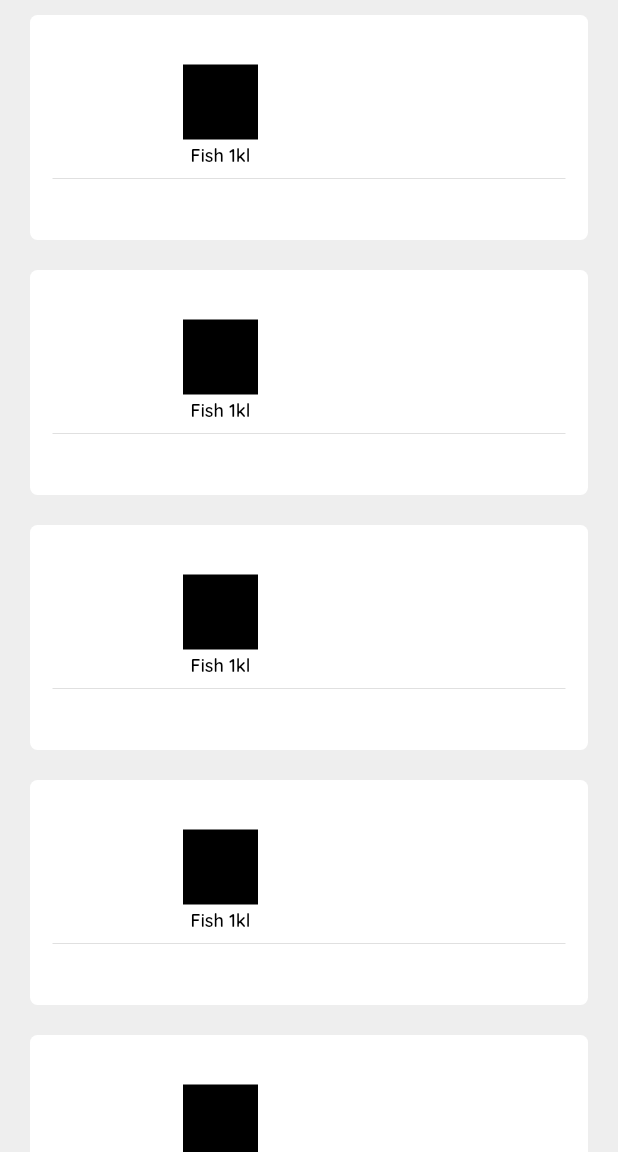
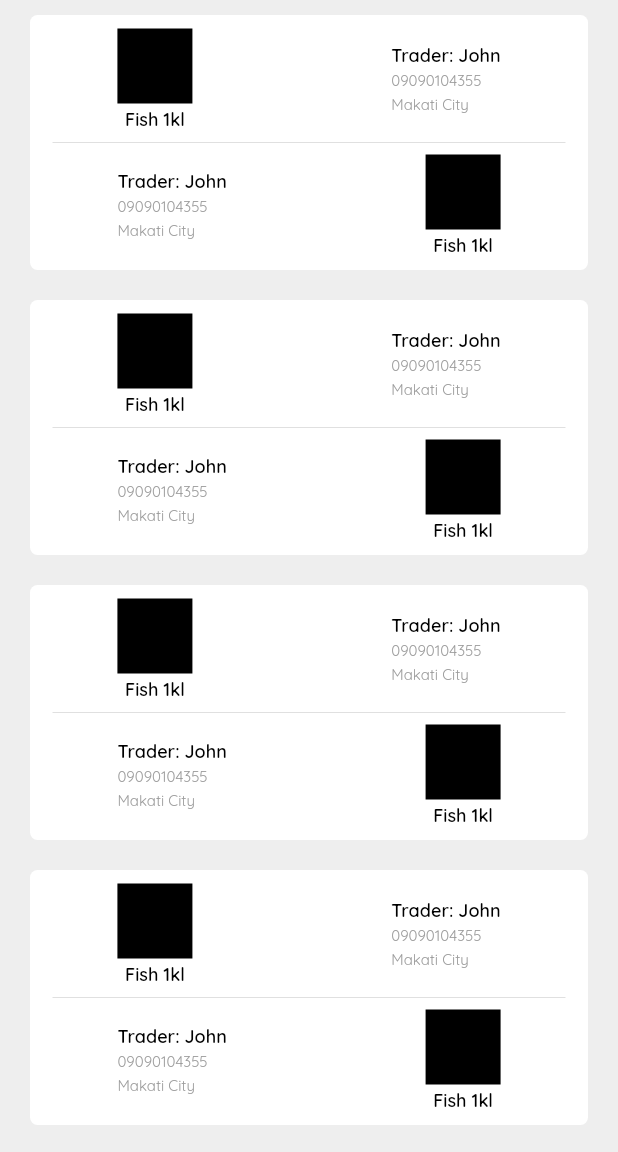
Before and after one commit to lansoyyy/Agro-Trade, a Flutter app: the screen it shows after launch, in the side drawer, after a tap on "Trade Request", on a phone screen of 412 x 824 dp, the part 84-1236 px from its top. Run offline on Flutter 3.47's test engine with Material 2 defaults, Android fonts, the phone set to English and light mode, and no system bars; our stand-ins replace firebase_core, get_storage; accounts and stored records are empty.

Commit message:
added request page

```diff
--- a/lib/screens/pages/trade_request_page.dart
+++ b/lib/screens/pages/trade_request_page.dart
@@ -14,7 +14,48 @@ class TradeRequestPage extends StatelessWidget {
         appBar: AppbarWidget('Trade Request'),
         backgroundColor: Colors.grey[200],
         body: ListView.builder(itemBuilder: (context, index) {
-          return Container(
+          return GestureDetector(
+            onTap: () {
+              showModalBottomSheet(
+                  context: context,
+                  builder: (context) {
+                    return SizedBox(
+                      height: 150,
+                      child: Column(
+                        children: [
+                          ListTile(
+                            onTap: () {
+                              Navigator.of(context).pop();
+                            },
+                            leading: TextRegular(
+                                text: 'Accept Request',
+                                fontSize: 14,
+                                color: Colors.black),
+                            trailing: const Icon(
+                              Icons.check_circle_outline_outlined,
+                              color: Colors.blue,
+                            ),
+                          ),
+                          const Divider(),
+                          ListTile(
+                            onTap: () {
+                              Navigator.of(context).pop();
+                            },
+                            leading: TextRegular(
+                                text: 'Reject Request',
+                                fontSize: 14,
+                                color: Colors.black),
+                            trailing: const Icon(
+                              Icons.close,
+                              color: Colors.red,
+                            ),
+                          ),
+                        ],
+                      ),
+                    );
+                  });
+            },
+            child: Container(
               child: Column(
                 mainAxisAlignment: MainAxisAlignment.center,
                 children: [
@@ -40,22 +81,92 @@ class TradeRequestPage extends StatelessWidget {
                       const VerticalDivider(
                         color: Colors.grey,
                       ),
+                      Column(
+                        crossAxisAlignment: CrossAxisAlignment.start,
+                        children: [
+                          TextBold(
+                              text: 'Trader: John',
+                              fontSize: 12,
+                              color: Colors.black),
+                          const SizedBox(
+                            height: 3,
+                          ),
+                          TextRegular(
+                              text: '09090104355',
+                              fontSize: 10,
+                              color: Colors.grey),
+                          const SizedBox(
+                            height: 3,
+                          ),
+                          TextRegular(
+                              text: 'Makati City',
+                              fontSize: 10,
+                              color: Colors.grey),
+                        ],
+                      ),
                     ],
                   ),
                   const Padding(
                     padding: EdgeInsets.only(left: 15, right: 15),
                     child: Divider(),
                   ),
-                Row(),
+                  Row(
+                    mainAxisAlignment: MainAxisAlignment.spaceEvenly,
+                    children: [
+                      Column(
+                        crossAxisAlignment: CrossAxisAlignment.start,
+                        children: [
+                          TextBold(
+                              text: 'Trader: John',
+                              fontSize: 12,
+                              color: Colors.black),
+                          const SizedBox(
+                            height: 3,
+                          ),
+                          TextRegular(
+                              text: '09090104355',
+                              fontSize: 10,
+                              color: Colors.grey),
+                          const SizedBox(
+                            height: 3,
+                          ),
+                          TextRegular(
+                              text: 'Makati City',
+                              fontSize: 10,
+                              color: Colors.grey),
+                        ],
+                      ),
+                      const VerticalDivider(
+                        color: Colors.grey,
+                      ),
+                      Column(
+                        children: [
+                          Container(
+                            height: 50,
+                            width: 50,
+                            color: Colors.black,
+                          ),
+                          const SizedBox(
+                            height: 3,
+                          ),
+                          TextBold(
+                              text: 'Fish 1kl',
+                              fontSize: 12,
+                              color: Colors.black),
+                        ],
+                      ),
+                    ],
+                  ),
                 ],
               ),
               margin: const EdgeInsets.fromLTRB(20, 10, 20, 10),
-            height: 150,
+              height: 170,
               width: double.infinity,
               decoration: BoxDecoration(
                 color: Colors.white,
                 borderRadius: BorderRadius.circular(5),
               ),
+            ),
           );
         }));
   }
```
Lines whose indentation alone changed are shown as unchanged.
